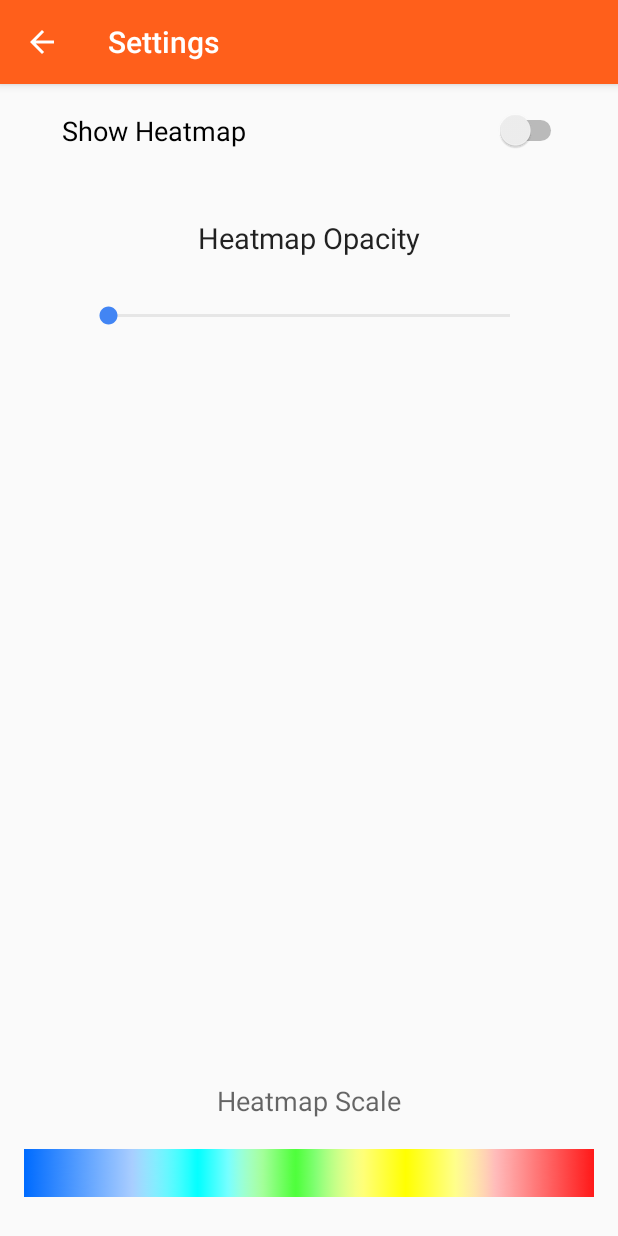
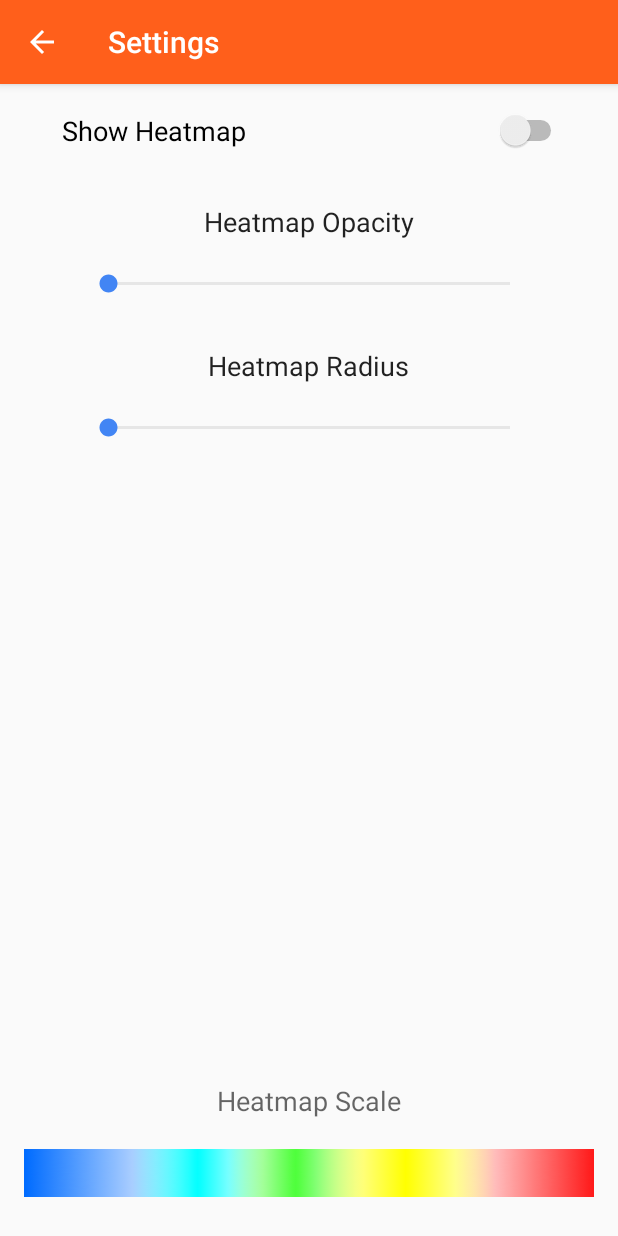
Before and after one commit to PerpendicularCode/HackmashersCrimeApp, an Android app: the SettingsActivity screen opened directly, with no data from a screen before it, on a phone screen of 412 x 824 dp. Run offline under Robolectric (Android 15) with nearby library versions, the phone set to English and light mode, and no system bars.

Commit message:
Updated Settings Menu
-Settings Menu now changes heatmap
-Updated how heatmap is built
-Added WIP Radius option to Settings

```diff
--- a/app/src/main/res/layout/content_settings.xml
+++ b/app/src/main/res/layout/content_settings.xml
@@ -54,18 +54,38 @@
         android:paddingTop="20dp"
         android:layout_below="@+id/textView2"
         android:layout_centerHorizontal="true"
-        android:layout_marginTop="10dp" />
+        android:layout_marginTop="0dp" />
 
     <TextView
         android:layout_width="wrap_content"
         android:layout_height="wrap_content"
         android:textAppearance="?android:attr/textAppearanceLarge"
-        android:textSize="19dp"
+        android:textSize="18dp"
         android:text="Heatmap Opacity"
         android:id="@+id/textView2"
         android:layout_below="@+id/stch"
         android:layout_centerHorizontal="true"
-        android:layout_marginTop="43dp" />
+        android:layout_marginTop="33dp" />
+
+    <TextView
+        android:layout_width="wrap_content"
+        android:layout_height="wrap_content"
+        android:textAppearance="?android:attr/textAppearanceLarge"
+        android:textSize="18dp"
+        android:text="Heatmap Radius"
+        android:id="@+id/textView3"
+        android:layout_below="@+id/seekBar"
+        android:layout_marginTop="33dp"
+        android:layout_centerHorizontal="true" />
+
+    <SeekBar
+        android:layout_width="300dp"
+        android:layout_height="wrap_content"
+        android:id="@+id/seekBar2"
+        android:progressBackgroundTint="@android:color/darker_gray"
+        android:paddingTop="20dp"
+        android:layout_below="@+id/textView3"
+        android:layout_centerHorizontal="true" />
 
 
 </RelativeLayout>
```
Also changed, not shown: app/src/main/java/org/jointheleague/hackmashers/DataUtil.java (+2 -5 lines), app/src/main/java/org/jointheleague/hackmashers/MapsActivity.java (+22 -7 lines), app/src/main/java/org/jointheleague/hackmashers/SettingsActivity.java (+52 -7 lines).
